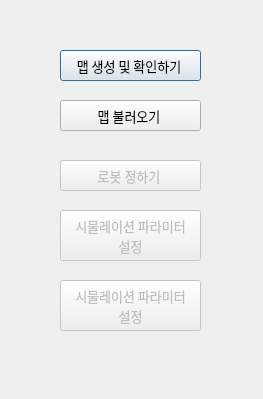
The window that main_window.ui (JeonHyeongJunKW/warehouse-simulator) describes before a commit, drawn with Qt 5.
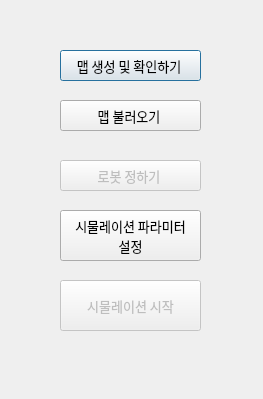
The same window after the commit.

Patch:
```diff
--- a/main_window.ui
+++ b/main_window.ui
@@ -78,7 +78,7 @@
   </widget>
   <widget class="QPushButton" name="pushButton_4">
    <property name="enabled">
-    <bool>false</bool>
+    <bool>true</bool>
    </property>
    <property name="geometry">
     <rect>
@@ -118,8 +118,7 @@
     </font>
    </property>
    <property name="text">
-    <string>시물레이션 파라미터 
- 설정 </string>
+    <string>시물레이션 시작</string>
    </property>
   </widget>
  </widget>
```
Left out of the diff: 4 changed lines with no effect on the pictures.
